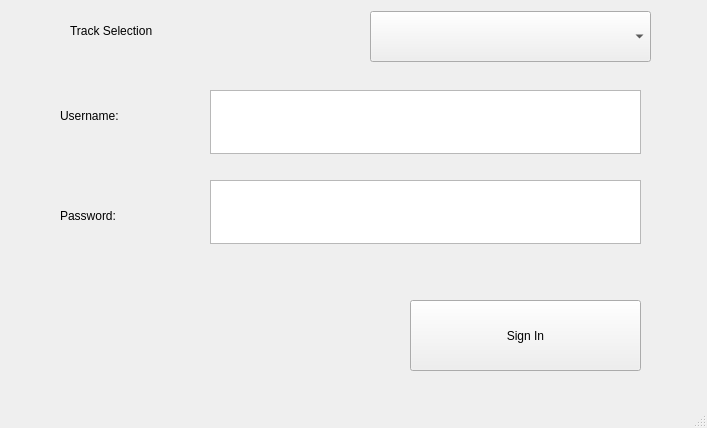
Old version of the form track_controller/sign_in.ui in the repository YKMorsy/Team_X_ECE_1140.
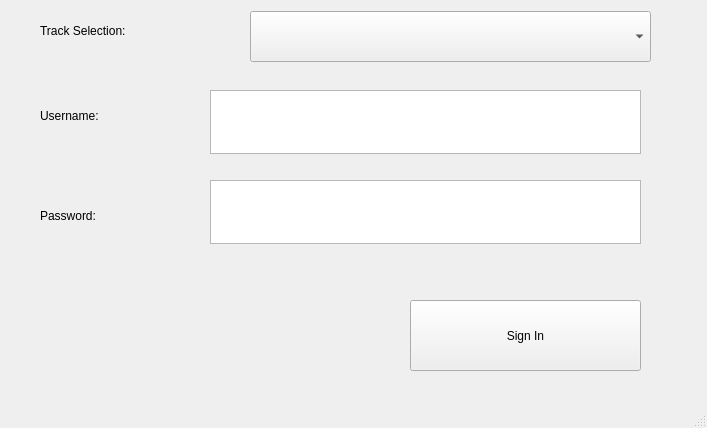
New version of the form.

Commit message:
Add Initializing Redline
add to the track control controller the initialization of the redline stuff

```diff
--- a/track_controller/sign_in.ui
+++ b/track_controller/sign_in.ui
@@ -37,9 +37,9 @@
    <widget class="QLabel" name="UserName_label">
     <property name="geometry">
      <rect>
-      <x>60</x>
+      <x>40</x>
       <y>90</y>
-      <width>141</width>
+      <width>161</width>
       <height>51</height>
      </rect>
     </property>
@@ -50,9 +50,9 @@
    <widget class="QLabel" name="Password_Label">
     <property name="geometry">
      <rect>
-      <x>60</x>
+      <x>40</x>
       <y>190</y>
-      <width>131</width>
+      <width>151</width>
       <height>51</height>
      </rect>
     </property>
@@ -76,9 +76,9 @@
    <widget class="QComboBox" name="Track_comboBox">
     <property name="geometry">
      <rect>
-      <x>370</x>
+      <x>250</x>
       <y>11</y>
-      <width>281</width>
+      <width>401</width>
       <height>51</height>
      </rect>
     </property>
@@ -86,14 +86,14 @@
    <widget class="QLabel" name="TrackSelection_Label">
     <property name="geometry">
      <rect>
-      <x>70</x>
+      <x>40</x>
       <y>20</y>
-      <width>291</width>
+      <width>321</width>
       <height>21</height>
      </rect>
     </property>
     <property name="text">
-     <string>Track Selection</string>
+     <string>Track Selection:</string>
     </property>
    </widget>
    <widget class="QLabel" name="error_label">
```
Left out of the diff: 2 changed lines with no effect on the pictures. The commit also changes 2 other files.
